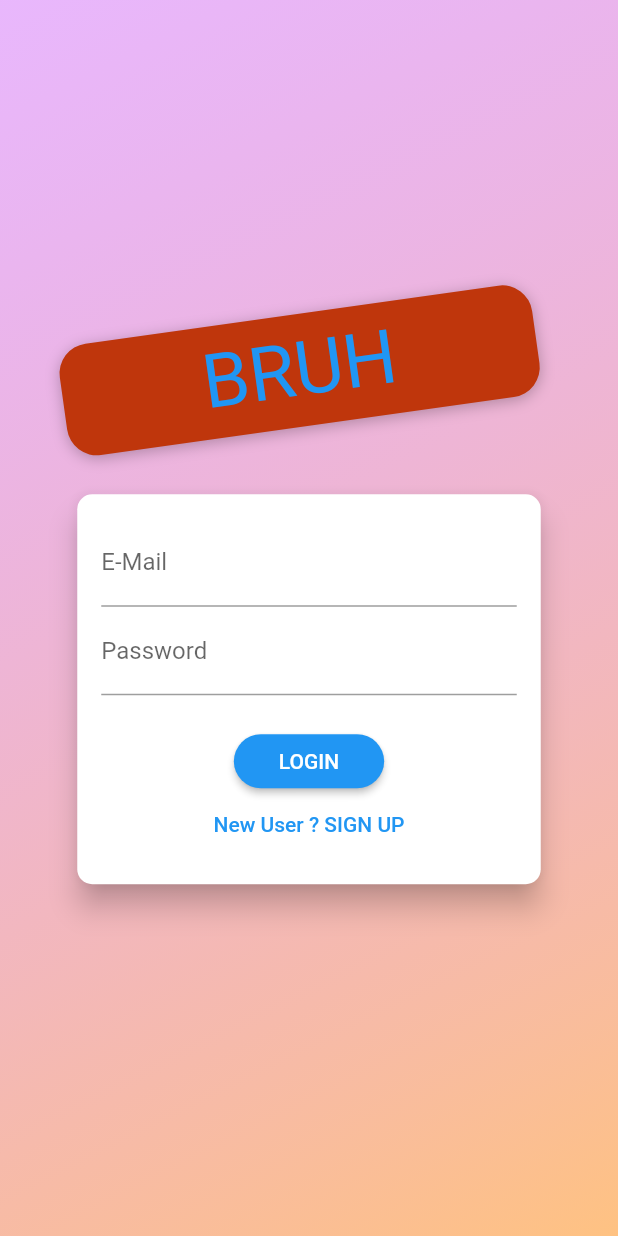
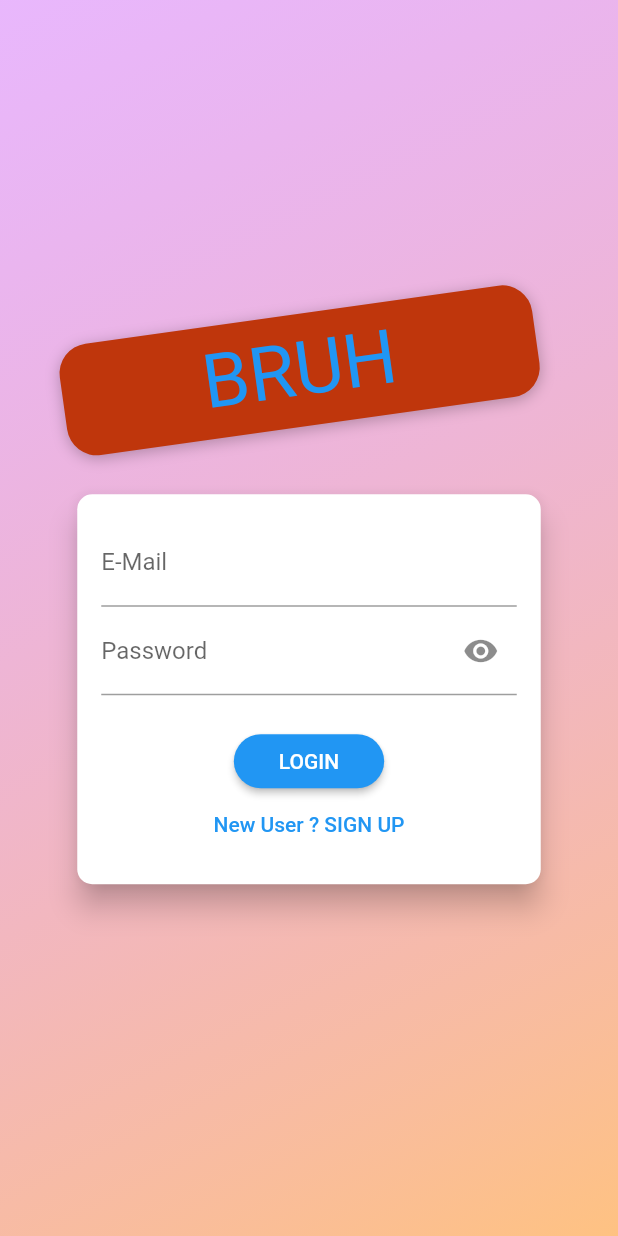
Before and after one commit to AnuragSingh183/Shop-App, a Flutter app: the screen it shows after launch, on a phone screen of 412 x 824 dp. Run offline on Flutter 3.47's test engine with Material 2 defaults, Android fonts, the phone set to English and light mode, and no system bars; Roboto replaces fonts that are missing (Anton).

Commit message:
add password visibilty

```diff
--- a/lib/main.dart
+++ b/lib/main.dart
@@ -32,8 +32,11 @@ class MyApp extends StatelessWidget {
                 previousProducts == null ? [] : previousProducts.items),
           ),
           ChangeNotifierProvider(create: (context) => Cart()),
-          ChangeNotifierProvider(
-            create: (context) => Orders(),
+          ChangeNotifierProxyProvider<Auth, Orders>(
+            create: (ctx) =>
+                Orders(Provider.of<Auth>(ctx, listen: false).token, []),
+            update: (ctx, auth, previousProducts) => Orders(auth.token,
+                previousProducts == null ? [] : previousProducts.orders),
           ),
         ],
         child: Consumer<Auth>(
--- a/lib/providers/product.dart
+++ b/lib/providers/product.dart
@@ -10,6 +10,7 @@ class Product with ChangeNotifier {
   final double price;
   bool isFav;
   final String title;
+  final String authToken;
 
   Product(
       {this.imageUrl,
@@ -17,7 +18,8 @@ class Product with ChangeNotifier {
       this.id,
       this.isFav = false,
       this.price,
-      this.title});
+      this.title,
+      this.authToken});
 
   Map<String, dynamic> toMap() {
     return {
@@ -35,7 +37,7 @@ class Product with ChangeNotifier {
     this.isFav = !this.isFav;
     isFav = this.isFav;
     final url =
-        "https://shop-app-a70e5-default-rtdb.firebaseio.com/products.json";
+        "https://shop-app-a70e5-default-rtdb.firebaseio.com/products.json?auth=$authToken";
 
     try {
       final response = await http.patch(Uri.parse(url),
--- a/lib/providers/products_provider.dart
+++ b/lib/providers/products_provider.dart
@@ -6,40 +6,7 @@ import 'package:http/http.dart' as http;
 
 class Products with ChangeNotifier {
   //mixins same as inheritence but the connection is weAK. dart doesnot support multiple inheritence but with mixins we can add as many properties as we can.
-  List<Product> _items = [
-    // Product(
-    //   id: 'p1',
-    //   title: 'Red Shirt',
-    //   description: 'A red shirt - it is pretty red!',
-    //   price: 29.99,
-    //   imageUrl:
-    //       'https://cdn.pixabay.com/photo/2016/10/02/22/17/red-t-shirt-1710578_1280.jpg',
-    // ),
-    // Product(
-    //   id: 'p2',
-    //   title: 'Trousers',
-    //   description: 'A nice pair of trousers.',
-    //   price: 59.99,
-    //   imageUrl:
-    //       'https://upload.wikimedia.org/wikipedia/commons/thumb/e/e8/Trousers%2C_dress_%28AM_1960.022-8%29.jpg/512px-Trousers%2C_dress_%28AM_1960.022-8%29.jpg',
-    // ),
-    // Product(
-    //   id: 'p3',
-    //   title: 'Yellow Scarf',
-    //   description: 'Warm and cozy - exactly what you need for the winter.',
-    //   price: 19.99,
-    //   imageUrl:
-    //       'https://live.staticflickr.com/4043/4438260868_cc79b3369d_z.jpg',
-    // ),
-    // Product(
-    //   id: 'p4',
-    //   title: 'A Pan',
-    //   description: 'Prepare any meal you want.',
-    //   price: 49.99,
-    //   imageUrl:
-    //       'https://upload.wikimedia.org/wikipedia/commons/thumb/1/14/Cast-Iron-Pan.jpg/1024px-Cast-Iron-Pan.jpg',
-    // ),
-  ];
+  List<Product> _items = [];
 
   final String authToken;
   Products(this.authToken, this._items);
@@ -72,7 +39,7 @@ class Products with ChangeNotifier {
             imageUrl: ProdData["imageUrl"],
             price: ProdData["price"],
             isFav: ProdData["isFav"],
-        );
+            authToken: ProdData["authToken"]);
         loadedData.add(product);
       });
       _items = loadedData;
@@ -121,7 +88,7 @@ class Products with ChangeNotifier {
 
   Future<void> deleteProduct(String id) {
     final url =
-        "https://shop-app-a70e5-default-rtdb.firebaseio.com/products.json";
+        "https://shop-app-a70e5-default-rtdb.firebaseio.com/products.json?auth=$authToken";
     final existingProductIndex = _items.indexWhere((prod) =>
         prod.id == id); //will gib the index for the product for deletion
     var existingProduct =
--- a/lib/screens/auth_screen.dart
+++ b/lib/screens/auth_screen.dart
@@ -180,6 +180,8 @@ class _AuthCardState extends State<AuthCard> {
     }
   }
 
+  bool _showpassword = true;
+
   @override
   Widget build(BuildContext context) {
     final deviceSize = MediaQuery.of(context).size;
@@ -212,8 +214,18 @@ class _AuthCardState extends State<AuthCard> {
                   },
                 ),
                 TextFormField(
-                  decoration: InputDecoration(labelText: 'Password'),
-                  obscureText: true,
+                  decoration: InputDecoration(
+                      labelText: 'Password',
+                      suffixIcon: IconButton(
+                          onPressed: () {
+                            setState(() {
+                              _showpassword = !_showpassword;
+                            });
+                          },
+                          icon: Icon(_showpassword
+                              ? Icons.visibility
+                              : Icons.visibility_off))),
+                  obscureText: _showpassword,
                   controller: _passwordController,
                   validator: (value) {
                     if (value.isEmpty || value.length < 5) {
@@ -227,7 +239,9 @@ class _AuthCardState extends State<AuthCard> {
                 if (_authMode == AuthMode.Signup)
                   TextFormField(
                     enabled: _authMode == AuthMode.Signup,
-                    decoration: InputDecoration(labelText: 'Confirm Password'),
+                    decoration: InputDecoration(
+                      labelText: 'Confirm Password',
+                    ),
                     obscureText: true,
                     keyboardType: TextInputType.number,
                     validator: _authMode == AuthMode.Signup
```
Also changed, not shown: lib/providers/orders.dart (+7 -4 lines). Lines whose indentation alone changed are shown as unchanged.
